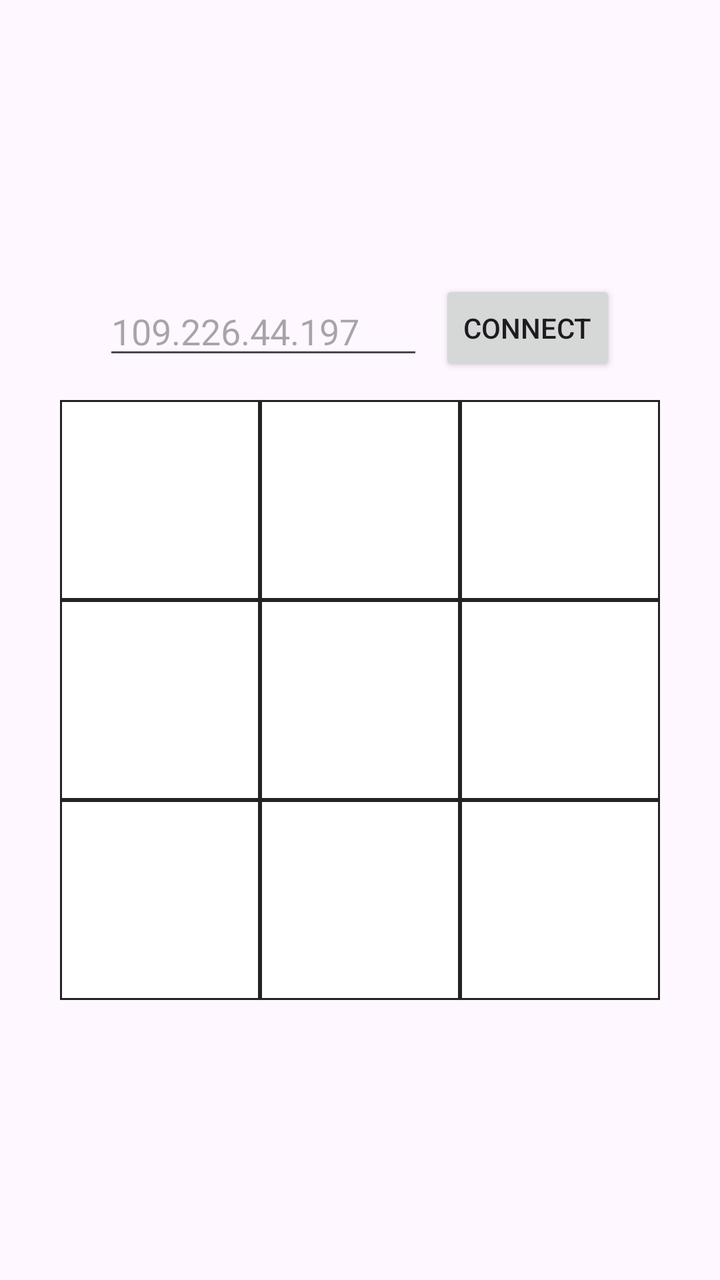
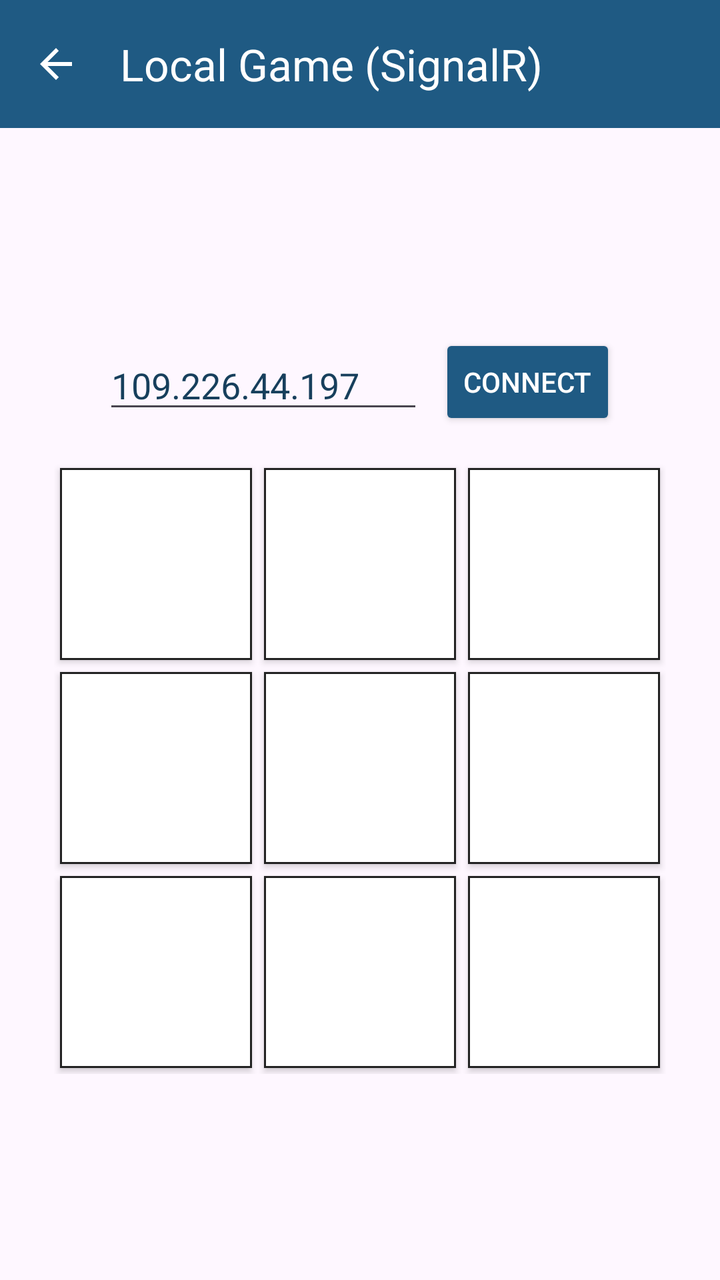

Screens rendered from an Android XML layout before and after an edit, with the pre-edit source and the edit as a unified diff.
<!-- AndroidManifest.xml: application theme Theme.Mayakirzner -->
<!-- res/layout/activity_main.xml -->
<?xml version="1.0" encoding="utf-8"?>
<LinearLayout xmlns:android="http://schemas.android.com/apk/res/android"
    android:layout_width="match_parent"
    android:layout_height="match_parent"
    android:orientation="vertical"
    android:gravity="center">
    <LinearLayout
        android:layout_width="wrap_content"
        android:layout_height="wrap_content"
        android:orientation="horizontal"
        android:gravity="center"
        android:layout_marginBottom="12dp">

        <EditText
            android:id="@+id/editServerIP"
            android:layout_width="160dp"
            android:layout_height="wrap_content"
            android:hint="109.226.44.197"
            android:inputType="text"
            android:importantForAutofill="no" />

        <Button
            android:id="@+id/buttonConnect"
            android:layout_width="wrap_content"
            android:layout_height="wrap_content"
            android:layout_marginStart="8dp"
            android:onClick="onConnectClick"
            android:text="Connect" />
    </LinearLayout>

    <GridLayout
        android:layout_width="wrap_content"
        android:layout_height="wrap_content"
        android:columnCount="3"
        android:rowCount="3">

        <Button
            android:id="@+id/button00"
            android:layout_width="100dp"
            android:layout_height="100dp"
            android:tag="0,0"
            android:onClick="onCellClick"
            android:background="@drawable/bg_square_button"
            android:backgroundTint="@null"
            android:textColor="@color/board_cell_text"
            android:textSize="24sp" />

        <Button
            android:id="@+id/button01"
            android:layout_width="100dp"
            android:layout_height="100dp"
            android:tag="0,1"
            android:onClick="onCellClick"
            android:background="@drawable/bg_square_button"
            android:backgroundTint="@null"
            android:textColor="@color/board_cell_text"
            android:textSize="24sp" />

        <Button
            android:id="@+id/button02"
            android:layout_width="100dp"
            android:layout_height="100dp"
            android:tag="0,2"
            android:onClick="onCellClick"
            android:background="@drawable/bg_square_button"
            android:backgroundTint="@null"
            android:textColor="@color/board_cell_text"
            android:textSize="24sp" />

        <Button
            android:id="@+id/button10"
            android:layout_width="100dp"
            android:layout_height="100dp"
            android:tag="1,0"
            android:onClick="onCellClick"
            android:background="@drawable/bg_square_button"
            android:backgroundTint="@null"
            android:textColor="@color/board_cell_text"
            android:textSize="24sp" />

        <Button
            android:id="@+id/button11"
            android:layout_width="100dp"
            android:layout_height="100dp"
            android:tag="1,1"
            android:onClick="onCellClick"
            android:background="@drawable/bg_square_button"
            android:backgroundTint="@null"
            android:textColor="@color/board_cell_text"
            android:textSize="24sp" />

        <Button
            android:id="@+id/button12"
            android:layout_width="100dp"
            android:layout_height="100dp"
            android:tag="1,2"
            android:onClick="onCellClick"
            android:background="@drawable/bg_square_button"
            android:backgroundTint="@null"
            android:textColor="@color/board_cell_text"
            android:textSize="24sp" />

        <Button
            android:id="@+id/button20"
            android:layout_width="100dp"
            android:layout_height="100dp"
            android:tag="2,0"
            android:onClick="onCellClick"
            android:background="@drawable/bg_square_button"
            android:backgroundTint="@null"
            android:textColor="@color/board_cell_text"
            android:textSize="24sp" />

        <Button
            android:id="@+id/button21"
            android:layout_width="100dp"
            android:layout_height="100dp"
            android:tag="2,1"
            android:onClick="onCellClick"
            android:background="@drawable/bg_square_button"
            android:backgroundTint="@null"
            android:textColor="@color/board_cell_text"
            android:textSize="24sp" />

        <Button
            android:id="@+id/button22"
            android:layout_width="100dp"
            android:layout_height="100dp"
            android:tag="2,2"
            android:onClick="onCellClick"
            android:background="@drawable/bg_square_button"
            android:backgroundTint="@null"
            android:textColor="@color/board_cell_text"
            android:textSize="24sp" />

    </GridLayout>

</LinearLayout>
<!-- resources referenced by this layout -->
<resources>
  <color name="board_cell_text">#FF111111</color>
  <!-- drawable bg_square_button (drawable) -->
  <?xml version="1.0" encoding="utf-8"?>
  <shape xmlns:android="http://schemas.android.com/apk/res/android"
      android:shape="rectangle">
  
      <solid android:color="@color/board_cell_background" />
  
      <stroke
          android:width="1dp"
          android:color="@color/board_cell_stroke" />
  
      <corners android:radius="0dp" />
  </shape>
  <style name="Theme.Mayakirzner" parent="Base.Theme.Mayakirzner" />
  <color name="board_cell_background">#FFFFFFFF</color>
  <color name="board_cell_stroke">#FF222222</color>
  <style name="Base.Theme.Mayakirzner" parent="Theme.Material3.DayNight.NoActionBar">
          <item name="colorPrimary">@color/primary</item>
          <item name="colorOnPrimary">@color/white</item>
          <item name="colorSecondary">@color/accent</item>
          <item name="colorOnSecondary">@color/black</item>
          <item name="android:statusBarColor">@color/primary_dark</item>
      </style>
  <color name="primary">#1F5A83</color>
  <color name="white">#FFFFFFFF</color>
  <color name="accent">#E6843A</color>
  <color name="black">#FF000000</color>
  <color name="primary_dark">#173F5C</color>
</resources>

<!-- the commit's change to res/layout/activity_main.xml (unified diff, before → after) -->
@@ -1,138 +1,171 @@
 <?xml version="1.0" encoding="utf-8"?>
 <LinearLayout xmlns:android="http://schemas.android.com/apk/res/android"
+    xmlns:app="http://schemas.android.com/apk/res-auto"
     android:layout_width="match_parent"
     android:layout_height="match_parent"
-    android:orientation="vertical"
-    android:gravity="center">
+    android:orientation="vertical">
+
+    <com.google.android.material.appbar.MaterialToolbar
+        android:id="@+id/toolbar"
+        android:layout_width="match_parent"
+        android:layout_height="wrap_content"
+        android:background="@color/toolbar_background"
+        app:navigationIcon="?attr/homeAsUpIndicator"
+        app:navigationIconTint="@color/white"
+        app:title="Local Game (SignalR)"
+        app:titleTextColor="@color/white" />
+
     <LinearLayout
-        android:layout_width="wrap_content"
-        android:layout_height="wrap_content"
-        android:orientation="horizontal"
+        android:layout_width="match_parent"
+        android:layout_height="match_parent"
+        android:orientation="vertical"
         android:gravity="center"
-        android:layout_marginBottom="12dp">
+        android:padding="16dp">
 
-        <EditText
-            android:id="@+id/editServerIP"
-            android:layout_width="160dp"
-            android:layout_height="wrap_content"
-            android:hint="109.226.44.197"
-            android:inputType="text"
-            android:importantForAutofill="no" />
-
-        <Button
-            android:id="@+id/buttonConnect"
+        <LinearLayout
             android:layout_width="wrap_content"
             android:layout_height="wrap_content"
-            android:layout_marginStart="8dp"
-            android:onClick="onConnectClick"
-            android:text="Connect" />
+            android:orientation="horizontal"
+            android:gravity="center_vertical"
+            android:layout_marginBottom="16dp">
+
+            <EditText
+                android:id="@+id/editServerIP"
+                android:layout_width="160dp"
+                android:layout_height="wrap_content"
+                android:hint="109.226.44.197"
+                android:textColor="@color/board_cell_text"
+                android:textColorHint="@color/primary_dark"
+                android:inputType="text"
+                android:importantForAutofill="no" />
+
+            <Button
+                android:id="@+id/buttonConnect"
+                android:layout_width="wrap_content"
+                android:layout_height="wrap_content"
+                android:layout_marginStart="8dp"
+                android:onClick="onConnectClick"
+                android:backgroundTint="@color/primary"
+                android:textColor="@color/white"
+                android:text="Connect" />
+        </LinearLayout>
+
+        <GridLayout
+            android:layout_width="wrap_content"
+            android:layout_height="wrap_content"
+            android:columnCount="3"
+            android:rowCount="3">
+
+            <Button
+                android:id="@+id/button00"
+                android:layout_width="96dp"
+                android:layout_height="96dp"
+                android:layout_margin="3dp"
+                android:tag="0,0"
+                android:onClick="onCellClick"
+                android:background="@drawable/bg_square_button"
+                android:backgroundTint="@null"
+                android:textColor="@color/board_cell_text"
+                android:textSize="24sp" />
+
+            <Button
+                android:id="@+id/button01"
+                android:layout_width="96dp"
+                android:layout_height="96dp"
+                android:layout_margin="3dp"
+                android:tag="0,1"
+                android:onClick="onCellClick"
+                android:background="@drawable/bg_square_button"
+                android:backgroundTint="@null"
+                android:textColor="@color/board_cell_text"
+                android:textSize="24sp" />
+
+            <Button
+                android:id="@+id/button02"
+                android:layout_width="96dp"
+                android:layout_height="96dp"
+                android:layout_margin="3dp"
+                android:tag="0,2"
+                android:onClick="onCellClick"
+                android:background="@drawable/bg_square_button"
+                android:backgroundTint="@null"
+                android:textColor="@color/board_cell_text"
+                android:textSize="24sp" />
+
+            <Button
+                android:id="@+id/button10"
+                android:layout_width="96dp"
+                android:layout_height="96dp"
+                android:layout_margin="3dp"
+                android:tag="1,0"
+                android:onClick="onCellClick"
+                android:background="@drawable/bg_square_button"
+                android:backgroundTint="@null"
+                android:textColor="@color/board_cell_text"
+                android:textSize="24sp" />
+
+            <Button
+                android:id="@+id/button11"
+                android:layout_width="96dp"
+                android:layout_height="96dp"
+                android:layout_margin="3dp"
+                android:tag="1,1"
+                android:onClick="onCellClick"
+                android:background="@drawable/bg_square_button"
+                android:backgroundTint="@null"
+                android:textColor="@color/board_cell_text"
+                android:textSize="24sp" />
+
+            <Button
+                android:id="@+id/button12"
+                android:layout_width="96dp"
+                android:layout_height="96dp"
+                android:layout_margin="3dp"
+                android:tag="1,2"
+                android:onClick="onCellClick"
+                android:background="@drawable/bg_square_button"
+                android:backgroundTint="@null"
+                android:textColor="@color/board_cell_text"
+                android:textSize="24sp" />
+
+            <Button
+                android:id="@+id/button20"
+                android:layout_width="96dp"
+                android:layout_height="96dp"
+                android:layout_margin="3dp"
+                android:tag="2,0"
+                android:onClick="onCellClick"
+                android:background="@drawable/bg_square_button"
+                android:backgroundTint="@null"
+                android:textColor="@color/board_cell_text"
+                android:textSize="24sp" />
+
+            <Button
+                android:id="@+id/button21"
+                android:layout_width="96dp"
+                android:layout_height="96dp"
+                android:layout_margin="3dp"
+                android:tag="2,1"
+                android:onClick="onCellClick"
+                android:background="@drawable/bg_square_button"
+                android:backgroundTint="@null"
+                android:textColor="@color/board_cell_text"
+                android:textSize="24sp" />
+
+            <Button
+                android:id="@+id/button22"
+                android:layout_width="96dp"
+                android:layout_height="96dp"
+                android:layout_margin="3dp"
+                android:tag="2,2"
+                android:onClick="onCellClick"
+                android:background="@drawable/bg_square_button"
+                android:backgroundTint="@null"
+                android:textColor="@color/board_cell_text"
+                android:textSize="24sp" />
+
+        </GridLayout>
+
     </LinearLayout>
 
-    <GridLayout
-        android:layout_width="wrap_content"
-        android:layout_height="wrap_content"
-        android:columnCount="3"
-        android:rowCount="3">
-
-        <Button
-            android:id="@+id/button00"
-            android:layout_width="100dp"
-            android:layout_height="100dp"
-            android:tag="0,0"
-            android:onClick="onCellClick"
-            android:background="@drawable/bg_square_button"
-            android:backgroundTint="@null"
-            android:textColor="@color/board_cell_text"
-            android:textSize="24sp" />
-
-        <Button
-            android:id="@+id/button01"
-            android:layout_width="100dp"
-            android:layout_height="100dp"
-            android:tag="0,1"
-            android:onClick="onCellClick"
-            android:background="@drawable/bg_square_button"
-            android:backgroundTint="@null"
-            android:textColor="@color/board_cell_text"
-            android:textSize="24sp" />
-
-        <Button
-            android:id="@+id/button02"
-            android:layout_width="100dp"
-            android:layout_height="100dp"
-            android:tag="0,2"
-            android:onClick="onCellClick"
-            android:background="@drawable/bg_square_button"
-            android:backgroundTint="@null"
-            android:textColor="@color/board_cell_text"
-            android:textSize="24sp" />
-
-        <Button
-            android:id="@+id/button10"
-            android:layout_width="100dp"
-            android:layout_height="100dp"
-            android:tag="1,0"
-            android:onClick="onCellClick"
-            android:background="@drawable/bg_square_button"
-            android:backgroundTint="@null"
-            android:textColor="@color/board_cell_text"
-            android:textSize="24sp" />
-
-        <Button
-            android:id="@+id/button11"
-            android:layout_width="100dp"
-            android:layout_height="100dp"
-            android:tag="1,1"
-            android:onClick="onCellClick"
-            android:background="@drawable/bg_square_button"
-            android:backgroundTint="@null"
-            android:textColor="@color/board_cell_text"
-            android:textSize="24sp" />
-
-        <Button
-            android:id="@+id/button12"
-            android:layout_width="100dp"
-            android:layout_height="100dp"
-            android:tag="1,2"
-            android:onClick="onCellClick"
-            android:background="@drawable/bg_square_button"
-            android:backgroundTint="@null"
-            android:textColor="@color/board_cell_text"
-            android:textSize="24sp" />
-
-        <Button
-            android:id="@+id/button20"
-            android:layout_width="100dp"
-            android:layout_height="100dp"
-            android:tag="2,0"
-            android:onClick="onCellClick"
-            android:background="@drawable/bg_square_button"
-            android:backgroundTint="@null"
-            android:textColor="@color/board_cell_text"
-            android:textSize="24sp" />
-
-        <Button
-            android:id="@+id/button21"
-            android:layout_width="100dp"
-            android:layout_height="100dp"
-            android:tag="2,1"
-            android:onClick="onCellClick"
-            android:background="@drawable/bg_square_button"
-            android:backgroundTint="@null"
-            android:textColor="@color/board_cell_text"
-            android:textSize="24sp" />
-
-        <Button
-            android:id="@+id/button22"
-            android:layout_width="100dp"
-            android:layout_height="100dp"
-            android:tag="2,2"
-            android:onClick="onCellClick"
-            android:background="@drawable/bg_square_button"
-            android:backgroundTint="@null"
-            android:textColor="@color/board_cell_text"
-            android:textSize="24sp" />
-
-    </GridLayout>
-
 </LinearLayout>
<!-- resource entries referenced after the edit -->
@@ -1,6 +1,10 @@
 <!-- resources referenced by this layout -->
 <resources>
   <color name="board_cell_text">#FF111111</color>
+  <color name="primary">#1F5A83</color>
+  <color name="primary_dark">#173F5C</color>
+  <color name="toolbar_background">#1F5A83</color>
+  <color name="white">#FFFFFFFF</color>
   <!-- drawable bg_square_button (drawable) -->
   <?xml version="1.0" encoding="utf-8"?>
   <shape xmlns:android="http://schemas.android.com/apk/res/android"
@@ -24,10 +28,7 @@
           <item name="colorOnSecondary">@color/black</item>
           <item name="android:statusBarColor">@color/primary_dark</item>
       </style>
-  <color name="primary">#1F5A83</color>
-  <color name="white">#FFFFFFFF</color>
   <color name="accent">#E6843A</color>
   <color name="black">#FF000000</color>
-  <color name="primary_dark">#173F5C</color>
 </resources>
 
